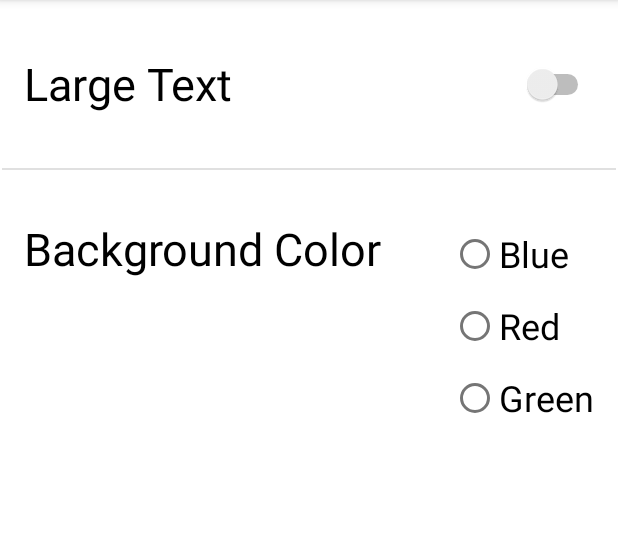
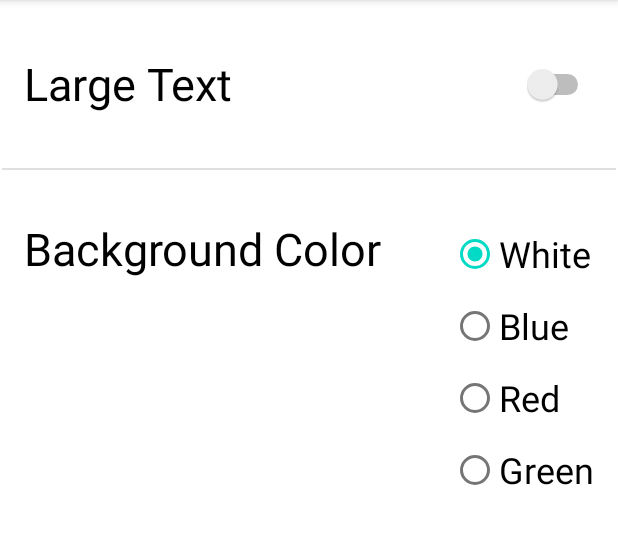
Before and after one commit to d3d1rty/BobsPizza, an Android app: the PreferencesActivity screen opened directly, with no data from a screen before it, on a phone screen of 412 x 824 dp, the part 84-628 px from its top. Run offline under Robolectric (Android 15) with nearby library versions, the phone set to English and light mode, and no system bars.

Commit message:
Set and remember preferences

```diff
--- a/app/src/main/java/com/example/bobspizza/PreferencesActivity.kt
+++ b/app/src/main/java/com/example/bobspizza/PreferencesActivity.kt
@@ -1,11 +1,68 @@
 package com.example.bobspizza
 
+import android.content.Context
 import androidx.appcompat.app.AppCompatActivity
 import android.os.Bundle
+import android.widget.CompoundButton
+import android.widget.RadioGroup
+import com.example.bobspizza.databinding.ActivityPreferencesBinding
 
-class PreferencesActivity : AppCompatActivity() {
+class PreferencesActivity : AppCompatActivity(),
+    CompoundButton.OnCheckedChangeListener,
+    RadioGroup.OnCheckedChangeListener {
+    private lateinit var binding: ActivityPreferencesBinding
+
     override fun onCreate(savedInstanceState: Bundle?) {
         super.onCreate(savedInstanceState)
-        setContentView(R.layout.activity_preferences)
+        binding = ActivityPreferencesBinding.inflate(layoutInflater)
+        setContentView(binding.root)
+
+        binding.largeTextSwitch.setOnCheckedChangeListener(this)
+        binding.bgColorRadioGroup.setOnCheckedChangeListener(this)
+    }
+
+    override fun onStart() {
+        super.onStart()
+
+        val preferences = getSharedPreferences(getString(R.string.pref_key), Context.MODE_PRIVATE)
+
+        val useLargeText = preferences.getBoolean(getString(R.string.text_size_key), false)
+        binding.largeTextSwitch.isChecked = useLargeText
+
+        val bg_color = preferences.getString(
+            getString(R.string.bg_color_key),
+            getString(R.string.default_bg_color)
+        )
+
+        when(bg_color) {
+            getString(R.string.red) -> binding.radioOptionRed.isChecked = true
+            getString(R.string.blue) -> binding.radioOptionBlue.isChecked = true
+            getString(R.string.green) -> binding.radioOptionGreen.isChecked = true
+            else -> binding.radioOptionDefaultBgColor.isChecked = true
+        }
+    }
+
+    override fun onCheckedChanged(button: CompoundButton?, checked: Boolean) {
+        val preferences = getSharedPreferences(getString(R.string.pref_key), Context.MODE_PRIVATE)
+
+        with(preferences.edit()) {
+            putBoolean(getString(R.string.text_size_key), checked)
+            apply()
+        }
+    }
+
+    override fun onCheckedChanged(radioGroup: RadioGroup, buttonId: Int) {
+        val preferences = getSharedPreferences(getString(R.string.pref_key), Context.MODE_PRIVATE)
+
+        with(preferences.edit()) {
+            var color = when(buttonId) {
+                R.id.radio_option_red -> getString(R.string.red)
+                R.id.radio_option_blue -> getString(R.string.blue)
+                R.id.radio_option_green -> getString(R.string.green)
+                else -> getString(R.string.default_bg_color)
+            }
+            putString(getString(R.string.bg_color_key), color)
+            apply()
+        }
     }
 }
--- a/app/src/main/res/layout/activity_preferences.xml
+++ b/app/src/main/res/layout/activity_preferences.xml
@@ -40,6 +40,13 @@
 
 
         <RadioButton
+            android:id="@+id/radio_option_default_bg_color"
+            android:layout_width="match_parent"
+            android:layout_height="wrap_content"
+            android:text="@string/default_bg_color"
+            android:textSize="24sp" />
+
+        <RadioButton
             android:id="@+id/radio_option_blue"
             android:layout_width="match_parent"
             android:layout_height="wrap_content"
--- a/app/src/main/res/values/strings.xml
+++ b/app/src/main/res/values/strings.xml
@@ -23,7 +23,11 @@
     <string name="place_order">Place order</string>
     <string name="preferences">Preferences</string>
     <string name="background_color">Background Color</string>
+    <string name="pref_key">app_preferences</string>
+    <string name="bg_color_key">background color</string>
+    <string name="text_size_key">text size</string>
     <string name="blue">Blue</string>
     <string name="red">Red</string>
     <string name="green">Green</string>
+    <string name="default_bg_color">White</string>
 </resources>
```
